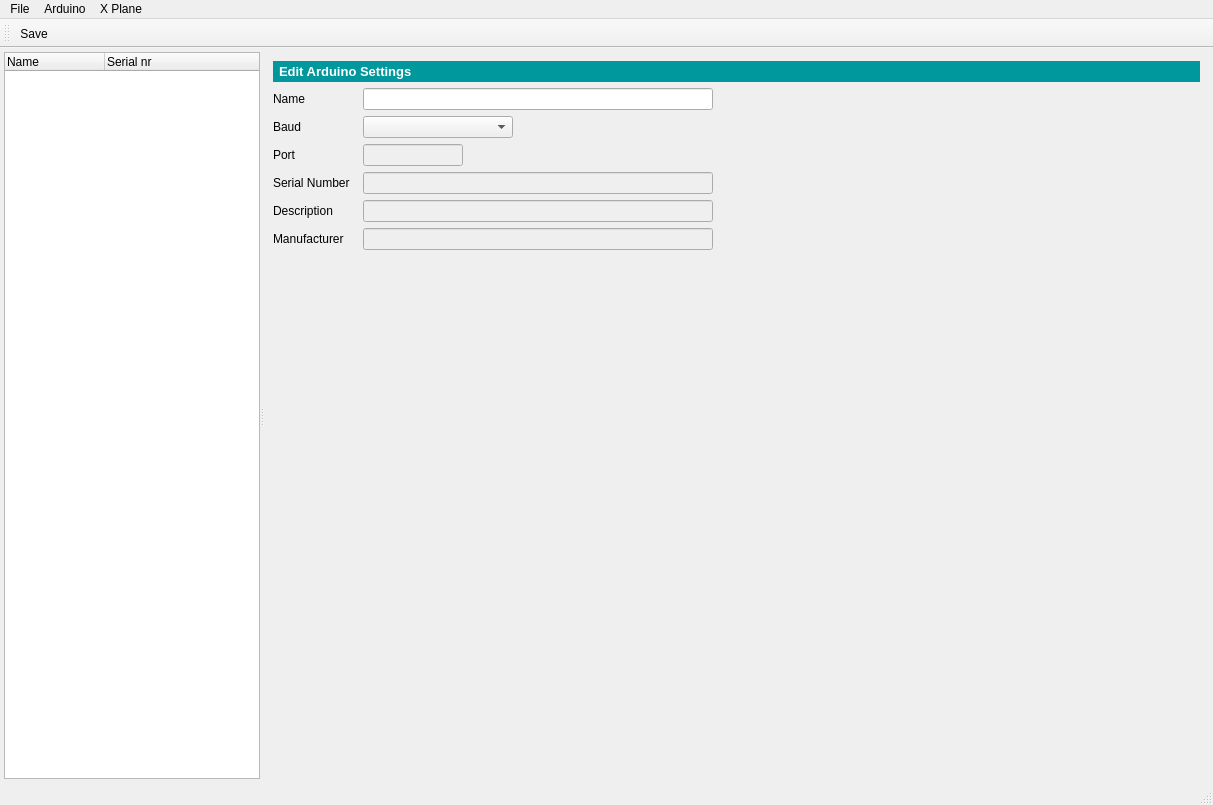
The window that gui/mainwindow.ui (leleopard/pyXPArduino) describes before a commit, drawn with Qt 5.
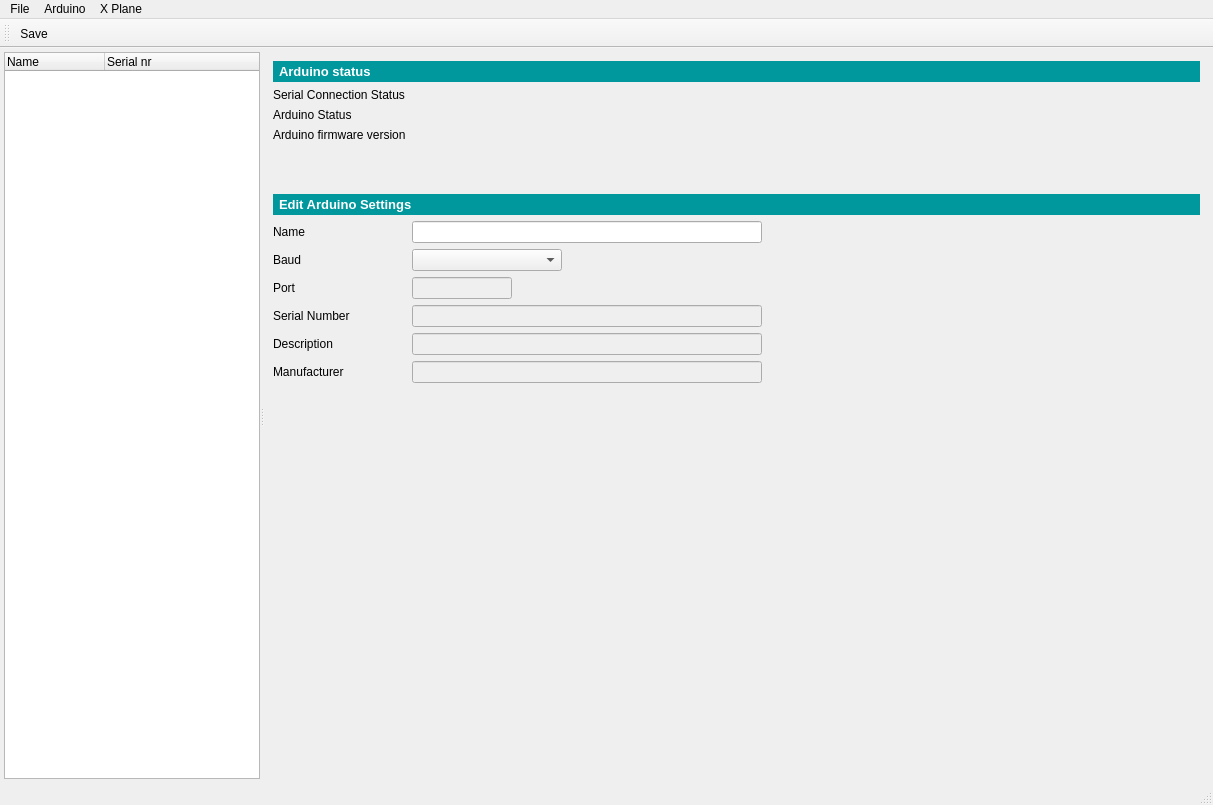
The same window after the commit. Icons and pictures are not drawn.

Commit message: initial enhancements to arduino details form; display connection and arduino status

The edit to the form file:
```diff
--- a/gui/mainwindow.ui
+++ b/gui/mainwindow.ui
@@ -206,40 +206,7 @@
            <property name="sizeConstraint">
             <enum>QLayout::SetDefaultConstraint</enum>
            </property>
-           <item row="0" column="0" colspan="2">
-            <widget class="QLabel" name="label_7">
-             <property name="sizePolicy">
-              <sizepolicy hsizetype="Expanding" vsizetype="Preferred">
-               <horstretch>0</horstretch>
-               <verstretch>0</verstretch>
-              </sizepolicy>
-             </property>
-             <property name="font">
-              <font>
-               <pointsize>10</pointsize>
-               <weight>75</weight>
-               <bold>true</bold>
-              </font>
-             </property>
-             <property name="autoFillBackground">
-              <bool>false</bool>
-             </property>
-             <property name="styleSheet">
-              <string notr="true">color: white;
-background: rgb(0, 151, 157);
-padding: 3px
-
-</string>
-             </property>
-             <property name="text">
-              <string>Edit Arduino Settings</string>
-             </property>
-             <property name="margin">
-              <number>1</number>
-             </property>
-            </widget>
-           </item>
-           <item row="1" column="0">
+           <item row="10" column="0">
             <widget class="QLabel" name="label">
              <property name="sizePolicy">
               <sizepolicy hsizetype="Minimum" vsizetype="Minimum">
@@ -261,7 +228,7 @@
              </property>
             </widget>
            </item>
-           <item row="1" column="1">
+           <item row="10" column="1">
             <widget class="QLineEdit" name="ardNameLineEdit">
              <property name="maximumSize">
               <size>
@@ -274,14 +241,14 @@
              </property>
             </widget>
            </item>
-           <item row="4" column="0">
+           <item row="13" column="0">
             <widget class="QLabel" name="label_4">
              <property name="text">
               <string>Port</string>
              </property>
             </widget>
            </item>
-           <item row="4" column="1">
+           <item row="13" column="1">
             <widget class="QLineEdit" name="ardPortLineEdit">
              <property name="enabled">
               <bool>false</bool>
@@ -297,14 +264,14 @@
              </property>
             </widget>
            </item>
-           <item row="5" column="0">
+           <item row="14" column="0">
             <widget class="QLabel" name="label_5">
              <property name="text">
               <string>Serial Number  </string>
              </property>
             </widget>
            </item>
-           <item row="5" column="1">
+           <item row="14" column="1">
             <widget class="QLineEdit" name="ardSerialNrLineEdit">
              <property name="enabled">
               <bool>false</bool>
@@ -326,7 +293,7 @@
              </property>
             </widget>
            </item>
-           <item row="7" column="0">
+           <item row="16" column="0">
             <widget class="QLabel" name="label_2">
              <property name="maximumSize">
               <size>
@@ -339,7 +306,7 @@
              </property>
             </widget>
            </item>
-           <item row="7" column="1">
+           <item row="16" column="1">
             <widget class="QLineEdit" name="ardDescriptionLineEdit">
              <property name="enabled">
               <bool>false</bool>
@@ -370,14 +337,14 @@
              </property>
             </widget>
            </item>
-           <item row="8" column="0">
+           <item row="17" column="0">
             <widget class="QLabel" name="label_6">
              <property name="text">
               <string>Manufacturer</string>
              </property>
             </widget>
            </item>
-           <item row="8" column="1">
+           <item row="17" column="1">
             <widget class="QLineEdit" name="ardManufacturerLineEdit">
              <property name="enabled">
               <bool>false</bool>
@@ -402,14 +369,14 @@
              </property>
             </widget>
            </item>
-           <item row="2" column="0">
+           <item row="11" column="0">
             <widget class="QLabel" name="label_3">
              <property name="text">
               <string>Baud</string>
              </property>
             </widget>
            </item>
-           <item row="2" column="1">
+           <item row="11" column="1">
             <widget class="QComboBox" name="ardBaudComboBox">
              <property name="maximumSize">
               <size>
@@ -419,6 +386,128 @@
              </property>
             </widget>
            </item>
+           <item row="9" column="0" colspan="2">
+            <widget class="QLabel" name="label_7">
+             <property name="sizePolicy">
+              <sizepolicy hsizetype="Expanding" vsizetype="Preferred">
+               <horstretch>0</horstretch>
+               <verstretch>0</verstretch>
+              </sizepolicy>
+             </property>
+             <property name="font">
+              <font>
+               <pointsize>10</pointsize>
+               <weight>75</weight>
+               <bold>true</bold>
+              </font>
+             </property>
+             <property name="autoFillBackground">
+              <bool>false</bool>
+             </property>
+             <property name="styleSheet">
+              <string notr="true">color: white;
+background: rgb(0, 151, 157);
+padding: 3px
+
+</string>
+             </property>
+             <property name="text">
+              <string>Edit Arduino Settings</string>
+             </property>
+             <property name="margin">
+              <number>1</number>
+             </property>
+            </widget>
+           </item>
+           <item row="7" column="0">
+            <widget class="QLabel" name="label_10">
+             <property name="text">
+              <string>Arduino firmware version</string>
+             </property>
+            </widget>
+           </item>
+           <item row="8" column="0">
+            <spacer name="verticalSpacer">
+             <property name="orientation">
+              <enum>Qt::Vertical</enum>
+             </property>
+             <property name="sizeType">
+              <enum>QSizePolicy::Fixed</enum>
+             </property>
+             <property name="sizeHint" stdset="0">
+              <size>
+               <width>20</width>
+               <height>40</height>
+              </size>
+             </property>
+            </spacer>
+           </item>
+           <item row="1" column="0" colspan="2">
+            <widget class="QLabel" name="label_8">
+             <property name="font">
+              <font>
+               <pointsize>10</pointsize>
+               <weight>75</weight>
+               <bold>true</bold>
+              </font>
+             </property>
+             <property name="styleSheet">
+              <string notr="true">color: white;
+background: rgb(0, 151, 157);
+padding: 3px</string>
+             </property>
+             <property name="text">
+              <string>Arduino status</string>
+             </property>
+            </widget>
+           </item>
+           <item row="4" column="0">
+            <widget class="QLabel" name="label_9">
+             <property name="text">
+              <string>Serial Connection Status</string>
+             </property>
+            </widget>
+           </item>
+           <item row="7" column="1">
+            <widget class="QLabel" name="ardFirmwareVersionLabel">
+             <property name="styleSheet">
+              <string notr="true">color:blue;</string>
+             </property>
+             <property name="text">
+              <string/>
+             </property>
+            </widget>
+           </item>
+           <item row="5" column="0">
+            <widget class="QLabel" name="ardStatusTitleLabel">
+             <property name="text">
+              <string>Arduino Status</string>
+             </property>
+            </widget>
+           </item>
+           <item row="5" column="1">
+            <widget class="QLabel" name="ardStatusLabel">
+             <property name="text">
+              <string/>
+             </property>
+            </widget>
+           </item>
+           <item row="4" column="1">
+            <widget class="QLabel" name="ardSerialConnStatusLabel">
+             <property name="maximumSize">
+              <size>
+               <width>150</width>
+               <height>16777215</height>
+              </size>
+             </property>
+             <property name="text">
+              <string/>
+             </property>
+             <property name="alignment">
+              <set>Qt::AlignCenter</set>
+             </property>
+            </widget>
+           </item>
           </layout>
          </widget>
         </item>
```
Left out of the diff: 10 changed lines with no effect on the pictures. The commit also changes 19 other files.
